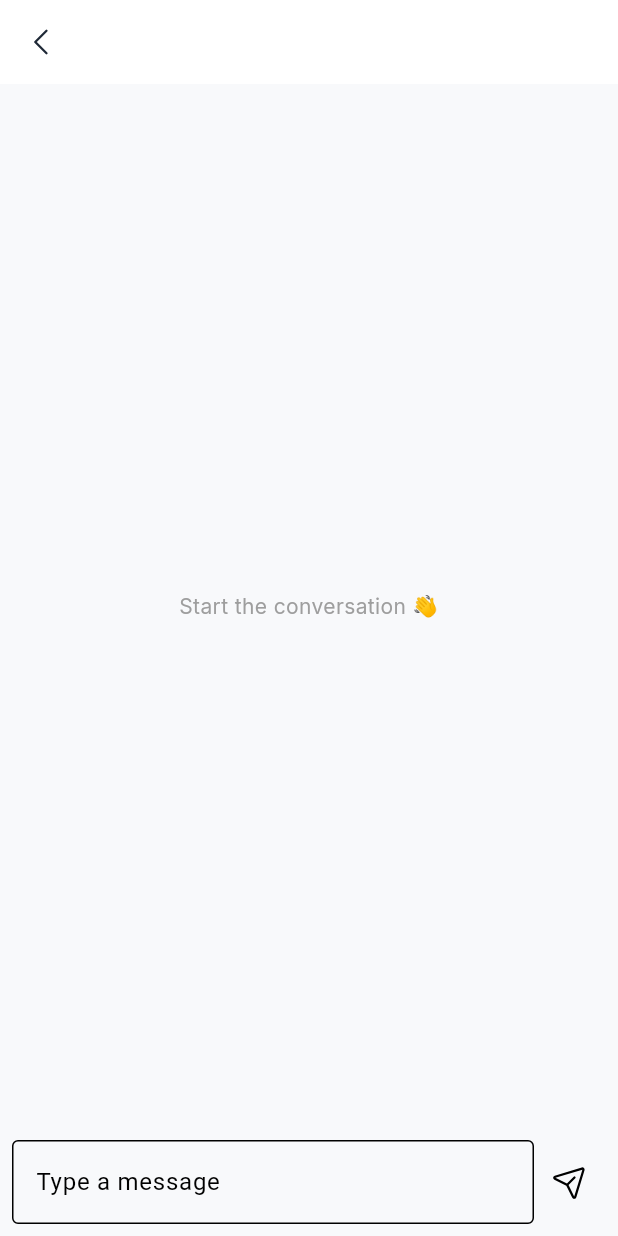
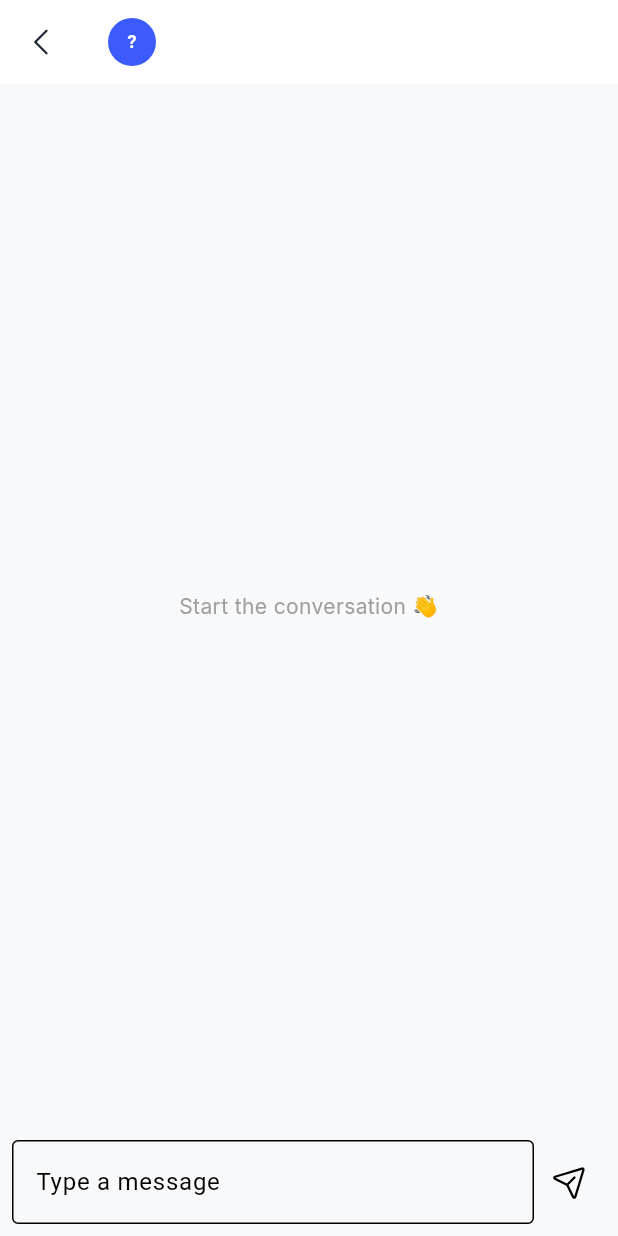
Before and after one commit to Debdaru07/MySivi-AI-Flutter-Assignment-, a Flutter app: the ChatScreen screen opened directly with empty values, on a phone screen of 412 x 824 dp. Run offline on Flutter 3.47's test engine with Material 3 defaults, Android fonts, the phone set to English and light mode, and no system bars; our stand-ins replace flutter_riverpod, google_fonts, hive, hive_flutter, phosphor_flutter; accounts and stored records are empty.

Commit message:
show user avatar image with initials fallback, use white timestamp for sender message bubbles

```diff
--- a/lib/features/chat/ui/chat_screen.dart
+++ b/lib/features/chat/ui/chat_screen.dart
@@ -1,6 +1,7 @@
 import 'package:flutter/material.dart';
 import 'package:flutter_riverpod/flutter_riverpod.dart';
 import 'package:phosphor_flutter/phosphor_flutter.dart';
+import '../../../core/constants/app_colors.dart';
 import '../../users/models/user_model.dart';
 import '../state/chat_provider.dart';
 import 'message_bubble.dart';
@@ -35,7 +36,13 @@ class _ChatScreenState extends ConsumerState<ChatScreen> {
 
     return Scaffold(
       appBar: AppBar(
-        title: Text(widget.user.name),
+        title: Row(
+          children: [
+            _ChatAvatar(user: widget.user),
+            const SizedBox(width: 8),
+            Text(widget.user.name),
+          ],
+        ),
         leading: IconButton(
           icon: Icon(PhosphorIcons.caretLeft()),
           onPressed: () => Navigator.pop(context),
@@ -104,3 +111,33 @@ class _ChatScreenState extends ConsumerState<ChatScreen> {
     );
   }
 }
+
+class _ChatAvatar extends StatelessWidget {
+  final UserModel user;
+
+  const _ChatAvatar({required this.user});
+
+  @override
+  Widget build(BuildContext context) {
+    if (user.avatarUrl != null && user.avatarUrl!.isNotEmpty) {
+      return CircleAvatar(
+        radius: 16,
+        backgroundImage: NetworkImage(user.avatarUrl!),
+        backgroundColor: Colors.grey.shade200,
+      );
+    }
+
+    return CircleAvatar(
+      radius: 16,
+      backgroundColor: AppColors.primary,
+      child: Text(
+        user.initial,
+        style: const TextStyle(
+          color: Colors.white,
+          fontSize: 12,
+          fontWeight: FontWeight.bold,
+        ),
+      ),
+    );
+  }
+}
--- a/lib/features/chat/ui/message_bubble.dart
+++ b/lib/features/chat/ui/message_bubble.dart
@@ -63,7 +63,10 @@ class MessageBubble extends StatelessWidget {
                     const SizedBox(height: 4),
                     Text(
                       DateUtilsHelper.formatTime(message.timestamp),
-                      style: const TextStyle(fontSize: 10, color: Colors.grey),
+                      style: TextStyle(
+                        fontSize: 10,
+                        color: isSender ? Colors.white70 : Colors.grey,
+                      ),
                     ),
                   ],
                 ],
```
Also changed, not shown: lib/features/chat_history/ui/chat_history_page.dart (+52 -11 lines).
